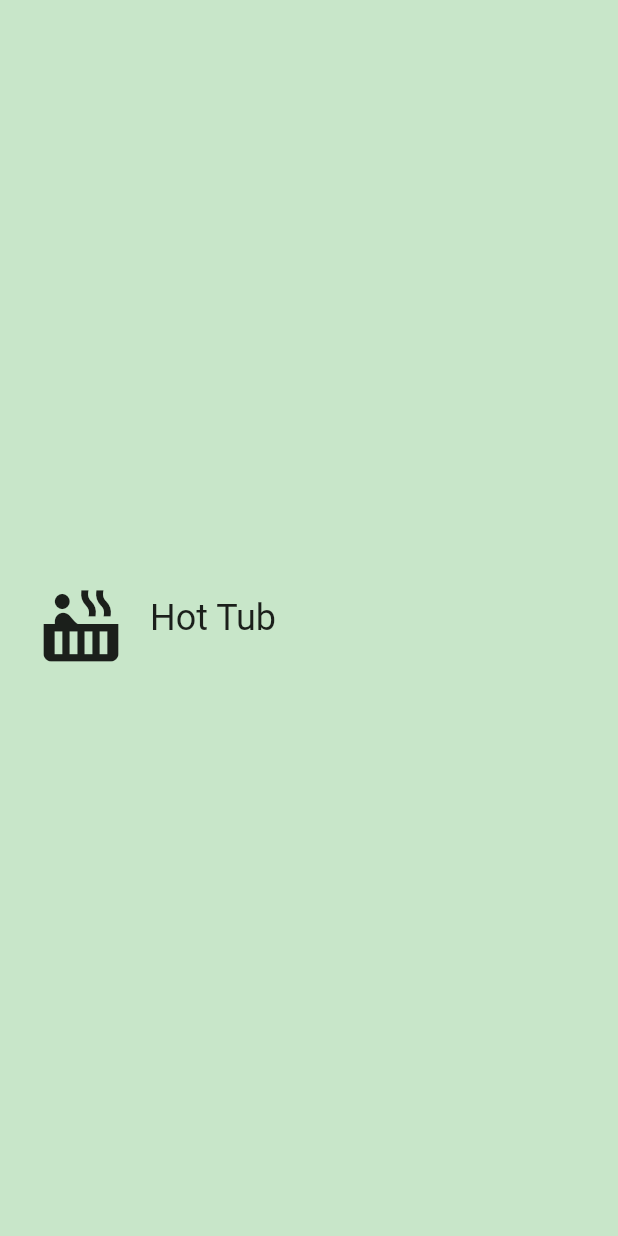
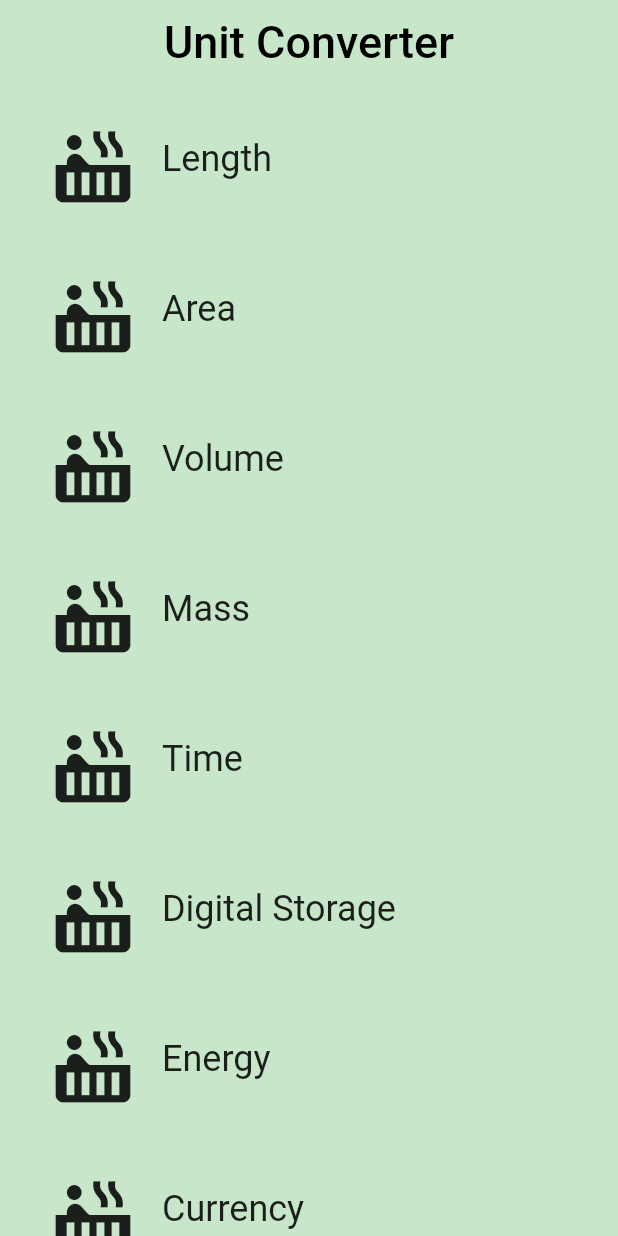
Before and after one commit to jasonctoms/FlutterSandbox, a Flutter app: the screen it shows after launch, on a phone screen of 412 x 824 dp. Run offline on Flutter 3.47's test engine with Material 2 defaults, Android fonts, the phone set to English and light mode, and no system bars.

Commit message:
Udacity course task 3.
Home screen is now a list.

```diff
--- /dev/null
+++ b/lib/category_screen.dart
@@ -0,0 +1,84 @@
+import 'package:flutter/material.dart';
+import 'category.dart';
+
+final _backgroundColor = Colors.green[100];
+
+/// Category Route (screen).
+///
+/// This is the 'home' screen of the Unit Converter. It shows a header and
+/// a list of [Categories].
+///
+/// While it is named CategoryRoute, a more apt name would be CategoryScreen,
+/// because it is responsible for the UI at the route's destination.
+class CategoryScreen extends StatelessWidget {
+  const CategoryScreen();
+
+  static const _categoryNames = <String>[
+    'Length',
+    'Area',
+    'Volume',
+    'Mass',
+    'Time',
+    'Digital Storage',
+    'Energy',
+    'Currency',
+  ];
+
+  static const _baseColors = <Color>[
+    Colors.teal,
+    Colors.orange,
+    Colors.pinkAccent,
+    Colors.blueAccent,
+    Colors.yellow,
+    Colors.greenAccent,
+    Colors.purpleAccent,
+    Colors.red,
+  ];
+
+  /// Makes the correct number of rows for the list view.
+  ///
+  /// For portrait, we use a [ListView].
+  Widget _buildCategoryWidgets(List<Widget> categories) {
+    return ListView.builder(
+      itemBuilder: (BuildContext context, int index) => categories[index],
+      itemCount: categories.length,
+    );
+  }
+
+  @override
+  Widget build(BuildContext context) {
+    final categories = <Category>[];
+
+    for (var i = 0; i < _categoryNames.length; i++) {
+      categories.add(Category(
+        name: _categoryNames[i],
+        color: _baseColors[i],
+        iconLocation: Icons.hot_tub,
+      ));
+    }
+
+    final listView = Container(
+      color: _backgroundColor,
+      padding: EdgeInsets.symmetric(horizontal: 8.0),
+      child: _buildCategoryWidgets(categories),
+    );
+
+    final appBar = AppBar(
+      elevation: 0.0,
+      title: Text(
+        'Unit Converter',
+        style: TextStyle(
+          color: Colors.black,
+          fontSize: 30.0,
+        ),
+      ),
+      centerTitle: true,
+      backgroundColor: _backgroundColor,
+    );
+
+    return Scaffold(
+      appBar: appBar,
+      body: listView,
+    );
+  }
+}
--- a/lib/main.dart
+++ b/lib/main.dart
@@ -4,15 +4,7 @@
 
 // You can read about packages here: https://flutter.io/using-packages/
 import 'package:flutter/material.dart';
-
-// You can use a relative import, i.e. `import 'category.dart;'` or
-// a package import, as shown below.
-// More details at http://dart-lang.github.io/linter/lints/avoid_relative_lib_imports.html
-import 'category.dart';
-
-const _categoryName = 'Hot Tub';
-const _categoryIcon = Icons.hot_tub;
-const _categoryColor = Colors.blueGrey;
+import 'category_screen.dart';
 
 /// The function that is called when main.dart is run.
 void main() {
@@ -20,23 +12,14 @@ void main() {
 }
 
 /// This widget is the root of our application.
-/// Currently, we just show one widget in our app.
+/// The first screen we see is a list [Categories].
 class UnitConverterApp extends StatelessWidget {
   @override
   Widget build(BuildContext context) {
     return MaterialApp(
       debugShowCheckedModeBanner: false,
       title: 'Unit Converter',
-      home: Scaffold(
-        backgroundColor: Colors.green[100],
-        body: Center(
-          child: Category(
-            color: _categoryColor,
-            name: _categoryName,
-            iconLocation: _categoryIcon,
-          ),
-        ),
-      ),
+      home: CategoryScreen(),
     );
   }
 }
```
